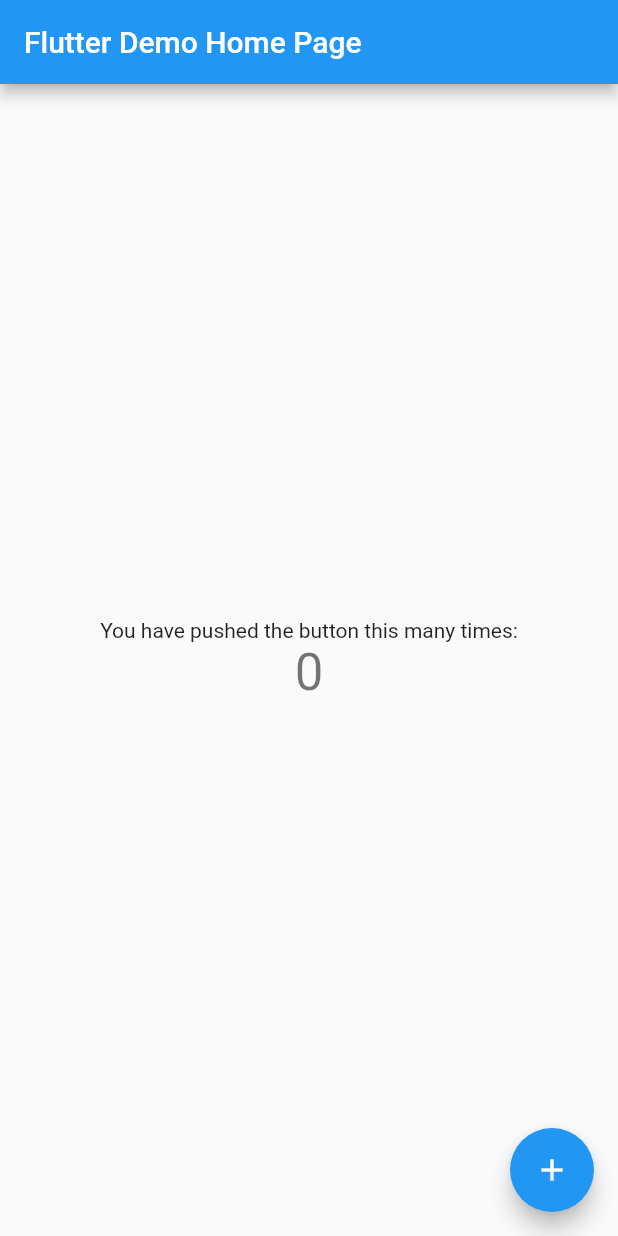
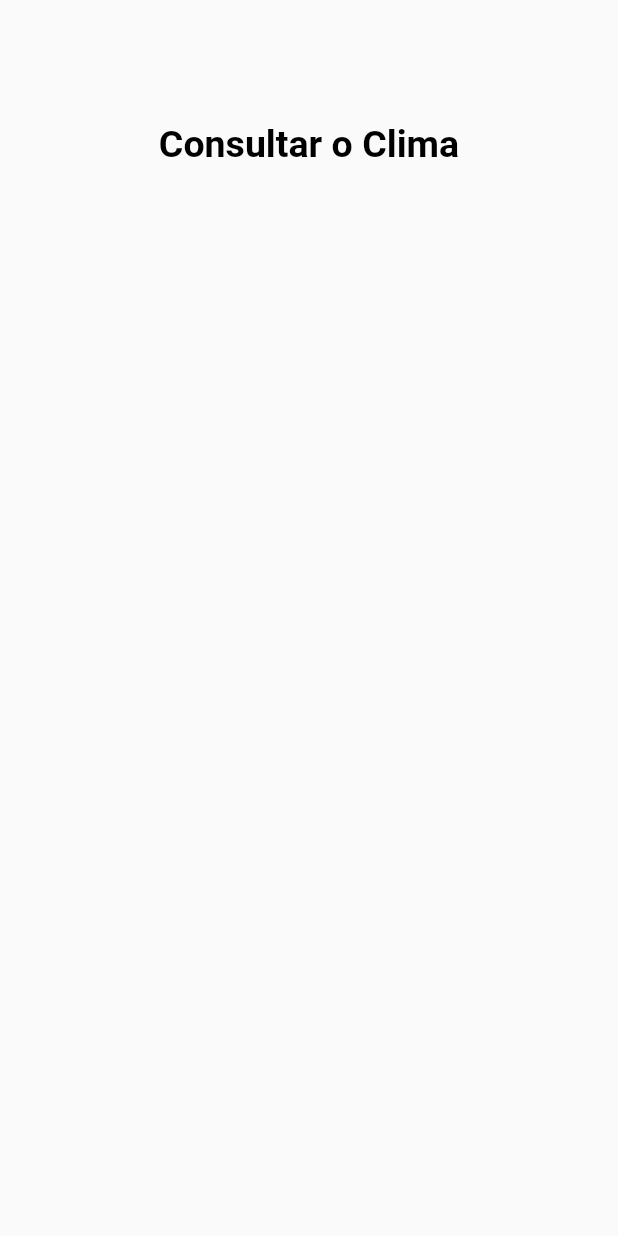
Before and after one commit to Joao-Fialho/api-clima, a Flutter app: the screen it shows after launch, on a phone screen of 412 x 824 dp. Run offline on Flutter 3.47's test engine with Material 2 defaults, Android fonts, the phone set to English and light mode, and no system bars.

Commit message:
Parte logica feita, com um desing simples

```diff
--- /dev/null
+++ b/lib/ClimaApp/controller/clima_controller.dart
@@ -0,0 +1,16 @@
+import 'package:api_clima/ClimaApp/model/clima_model.dart';
+import 'package:flutter/cupertino.dart';
+
+class ClimaController extends ChangeNotifier {
+  ClimaModel instanceModel = ClimaModel();
+
+  List<Forecast> listForecast = [];
+
+  Future<List<Forecast>> onPressed() async {
+    final getForecastList = await instanceModel.getForecastList();
+    listForecast = getForecastList;
+    print(getForecastList);
+    notifyListeners();
+    return listForecast;
+  }
+}
--- /dev/null
+++ b/lib/ClimaApp/model/clima_model.dart
@@ -0,0 +1,41 @@
+import 'package:api_clima/ClimaApp/repositories/repository.dart';
+
+//estudar melhor essa parte, eu sei o que faz mas nao entendi bem como
+class ClimaModel {
+  Future<List<Forecast>> getForecastList() async {
+    final repositor = Repository();
+    final resposta = await repositor.fetch();
+    // final temperature = resposta['temperature']
+    final List<Forecast> forecastList = [];
+    //for para percorrer a lista
+    for (var i = 0; i < resposta.length; i++) {
+      final forecast = Forecast.fromMap(resposta[i]);
+
+      forecastList.add(forecast);
+    }
+    return forecastList;
+  }
+}
+
+class Forecast {
+  final String day;
+  final String temperature;
+  final String wind;
+  Forecast({
+    required this.day,
+    required this.temperature,
+    required this.wind,
+  });
+
+  factory Forecast.fromMap(Map<String, dynamic> map) {
+    return Forecast(
+      day: map['day'],
+      temperature: map['temperature'],
+      wind: map['wind'],
+    );
+  }
+
+  @override
+  String toString() =>
+      'Forecast(day: $day, temperature: $temperature, wind: $wind)';
+}
--- /dev/null
+++ b/lib/ClimaApp/view/clima_page.dart
@@ -0,0 +1,79 @@
+import 'package:api_clima/ClimaApp/controller/clima_controller.dart';
+import 'package:api_clima/ClimaApp/model/clima_model.dart';
+import 'package:api_clima/ClimaApp/view/components/cards_clima.dart';
+import 'package:flutter/material.dart';
+
+class ClimaPage extends StatefulWidget {
+  const ClimaPage({Key? key}) : super(key: key);
+
+  @override
+  State<ClimaPage> createState() => _ClimaPageState();
+}
+
+class _ClimaPageState extends State<ClimaPage> {
+  // List<Forecast> listForecast = [];
+
+  @override
+  Widget build(BuildContext context) {
+    ClimaController controller = ClimaController();
+
+    return Scaffold(
+      body: Container(
+        alignment: Alignment.center,
+        child: AnimatedBuilder(
+            animation: controller,
+            builder: (buildcontext, child) {
+              return Column(
+                mainAxisAlignment: MainAxisAlignment.spaceEvenly,
+                children: [
+                  TextButton(
+                    onPressed: controller.onPressed,
+                    child: const Text(
+                      'Consultar o Clima',
+                      style: TextStyle(
+                          color: Colors.black,
+                          fontSize: 25,
+                          fontWeight: FontWeight.bold),
+                    ),
+                  ),
+                  Container(
+                    alignment: Alignment.center,
+                    height: 560,
+                    width: 450,
+                    // color: Colors.blue.shade200,
+                    child: Container(
+                      height: 450,
+                      child: ListView.builder(
+                          itemCount: controller.listForecast.length,
+                          itemBuilder: (context, index) {
+                            final forecast = controller.listForecast[index];
+                            return Column(
+                              mainAxisAlignment: MainAxisAlignment.center,
+                              children: [
+                                CardsClima(
+                                  day: forecast.day,
+                                  wind: forecast.wind,
+                                  temperature: forecast.temperature,
+                                ),
+                              ],
+                            );
+                          }),
+                    ),
+                  )
+                ],
+              );
+            }),
+      ),
+    );
+  }
+}
+  // Container(
+            //   height: 500,
+            //   child: ListView.builder(
+            //     itemCount: listForecast.length,
+            //     itemBuilder: (context, index) {
+            //       final forecast = listForecast[index];
+            //       return Text(forecast.day);
+            //     },
+            //   ),
+            // ),
--- /dev/null
+++ b/lib/app_widget.dart
@@ -0,0 +1,18 @@
+import 'package:api_clima/ClimaApp/view/clima_page.dart';
+import 'package:flutter/material.dart';
+
+class AppWidget extends StatefulWidget {
+  const AppWidget({Key? key}) : super(key: key);
+
+  @override
+  State<AppWidget> createState() => _AppWidgetState();
+}
+
+class _AppWidgetState extends State<AppWidget> {
+  @override
+  Widget build(BuildContext context) {
+    return MaterialApp(routes: {
+      '/': (context) => const ClimaPage(),
+    });
+  }
+}
--- a/lib/main.dart
+++ b/lib/main.dart
@@ -1,77 +1,6 @@
+import 'package:api_clima/app_widget.dart';
 import 'package:flutter/material.dart';
 
 void main() {
-  runApp(const MyApp());
+  runApp(const AppWidget());
 }
-
-class MyApp extends StatelessWidget {
-  const MyApp({Key? key}) : super(key: key);
-
-  // This widget is the root of your application.
-  @override
-  Widget build(BuildContext context) {
-    return MaterialApp(
-      title: 'Flutter Demo',
-      theme: ThemeData(
-        primarySwatch: Colors.blue,
-      ),
-      home: const MyHomePage(title: 'Flutter Demo Home Page'),
-    );
-  }
-}
-
-class MyHomePage extends StatefulWidget {
-  const MyHomePage({Key? key, required this.title}) : super(key: key);
-
-  final String title;
-
-  @override
-  State<MyHomePage> createState() => _MyHomePageState();
-}
-
-class _MyHomePageState extends State<MyHomePage> {
-  int _counter = 0;
-
-  void _incrementCounter() {
-    setState(() {
-      _counter++;
-    });
-  }
-
-  @override
-  Widget build(BuildContext context) {
-    return Scaffold(
-      appBar: AppBar(
-        // Here we take the value from the MyHomePage object that was created by
-        // the App.build method, and use it to set our appbar title.
-        title: Text(widget.title),
-      ),
-      body: Center(
-        // Center is a layout widget. It takes a single child and positions it
-        // in the middle of the parent.
-        child: Column(
-          // Column has various properties to control how it sizes itself and
-          // how it positions its children. Here we use mainAxisAlignment to
-          // center the children vertically; the main axis here is the vertical
-          // axis because Columns are vertical (the cross axis would be
-          // horizontal).
-          mainAxisAlignment: MainAxisAlignment.center,
-          children: <Widget>[
-            const Text(
-              'You have pushed the button this many times:',
-            ),
-            Text(
-              '$_counter',
-              style: Theme.of(context).textTheme.headline4,
-            ),
-          ],
-        ),
-      ),
-      floatingActionButton: FloatingActionButton(
-        onPressed: _incrementCounter,
-        tooltip: 'Increment',
-        child: const Icon(Icons.add),
-      ), // This trailing comma makes auto-formatting nicer for build methods.
-    );
-  }
-}
--- a/pubspec.yaml
+++ b/pubspec.yaml
@@ -34,6 +34,8 @@
   # The following adds the Cupertino Icons font to your application.
   # Use with the CupertinoIcons class for iOS style icons.
   cupertino_icons: ^1.0.2
+  http: ^0.13.4
+  dio: ^4.0.4
 
 dev_dependencies:
   flutter_test:
```
Also changed, not shown: analysis_options.yaml (+28 -25 lines), lib/ClimaApp/repositories/repository.dart (added, +15 -0 lines), lib/ClimaApp/view/components/cards_clima.dart (added, +34 -0 lines), pubspec.lock, 1 other file.
